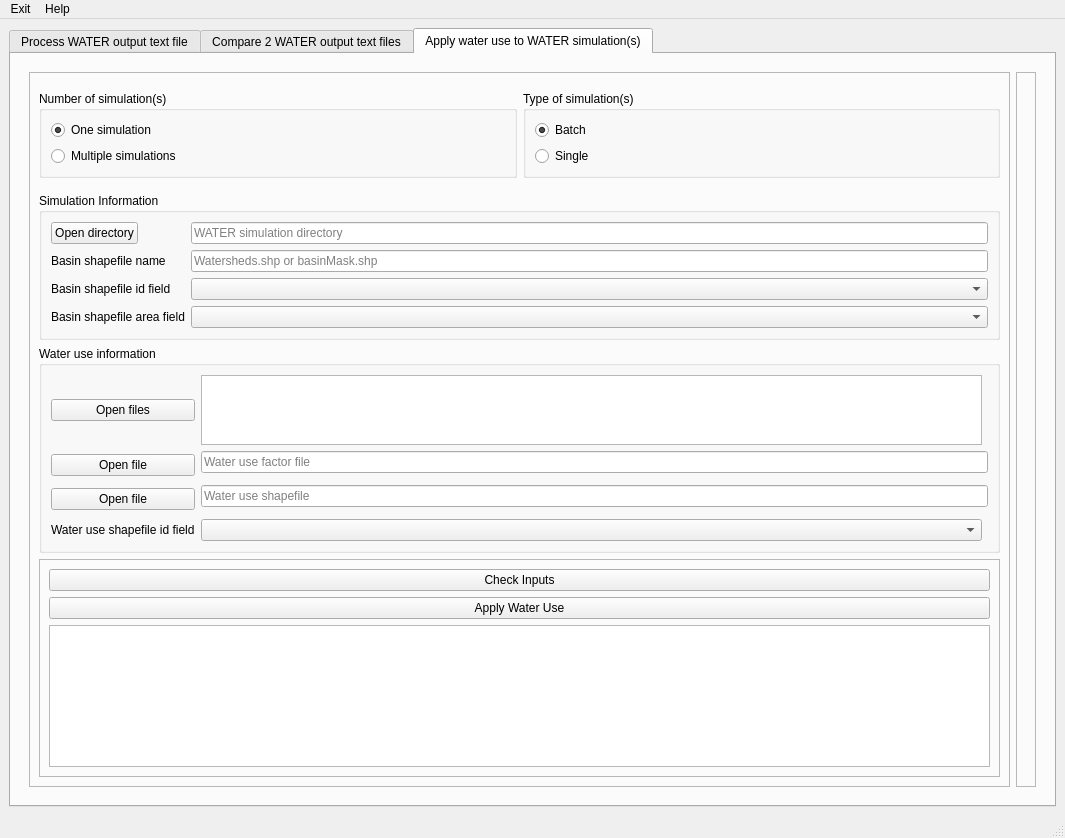
Qt form waterapputils/gui/user_interface.ui (jlant/waterapputils) before a commit.
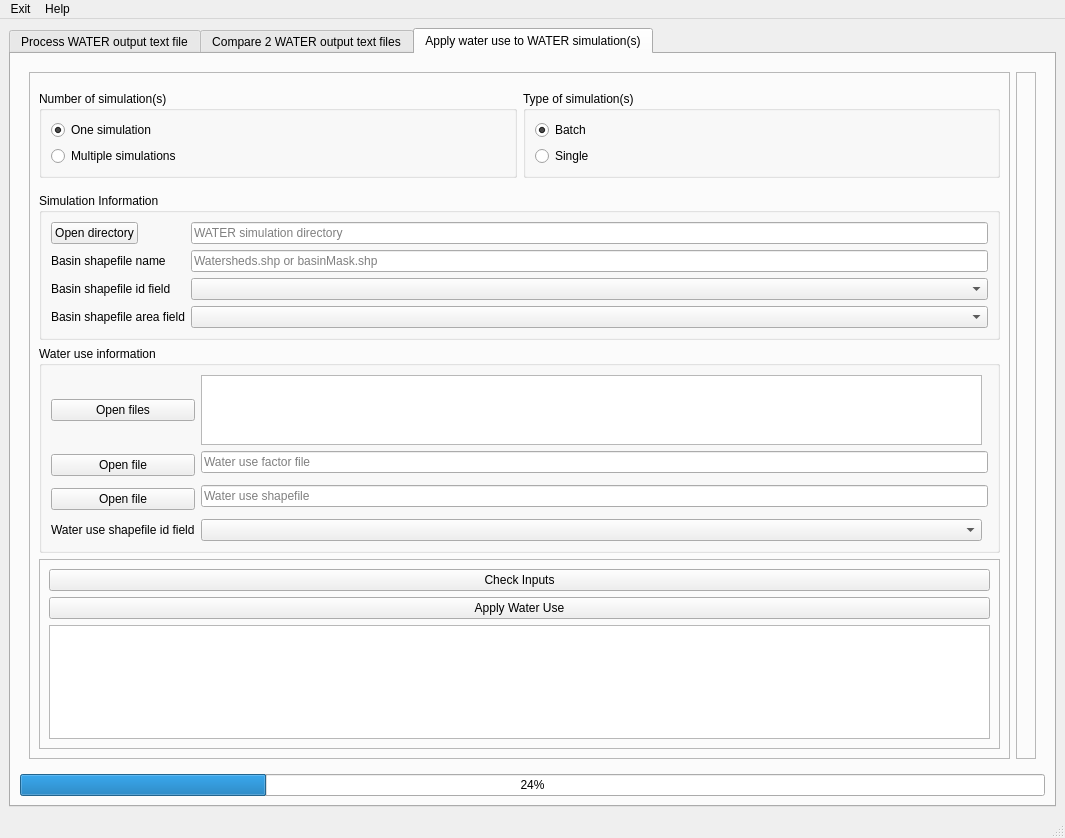
The same form after that commit. Custom widgets are drawn as their Qt base class.

Commit message: working on threading for applying water use

What changed in the file:
```diff
--- a/waterapputils/gui/user_interface.ui
+++ b/waterapputils/gui/user_interface.ui
@@ -641,6 +641,13 @@
           </layout>
          </widget>
         </item>
+        <item>
+         <widget class="QProgressBar" name="tab_wateruse_progress_bar">
+          <property name="value">
+           <number>24</number>
+          </property>
+         </widget>
+        </item>
        </layout>
       </widget>
      </widget>
```
The commit also changes 1 other file.
